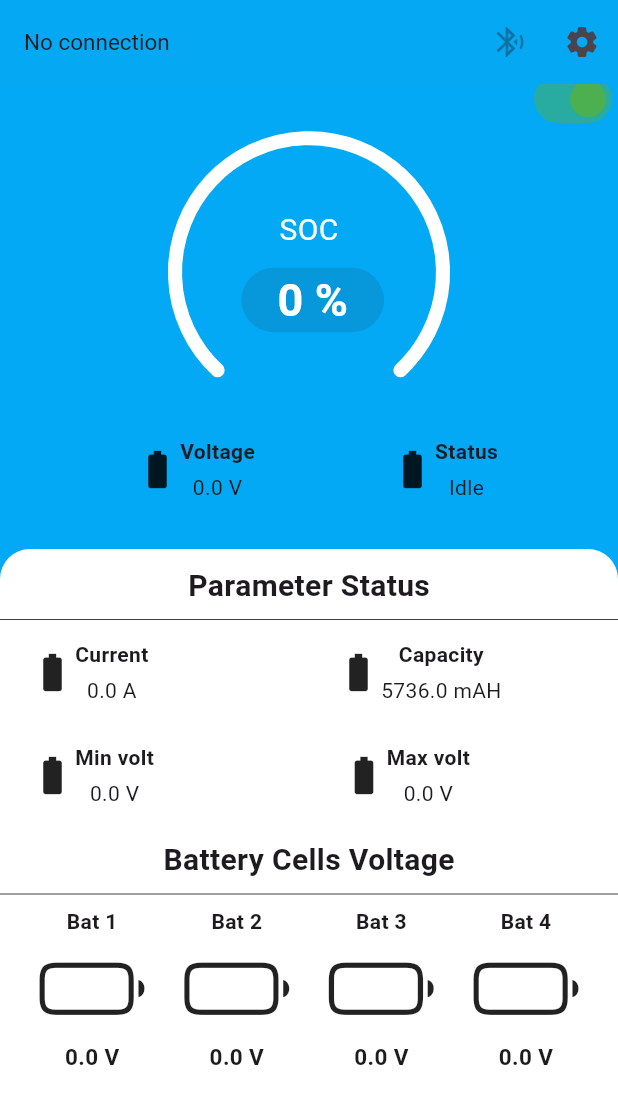
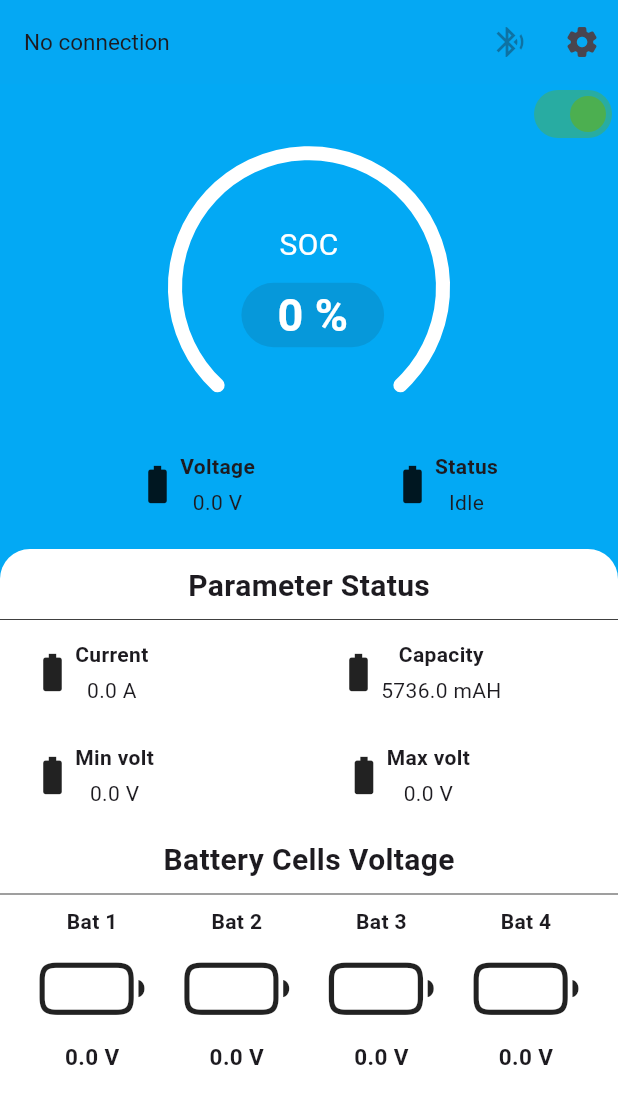
Before and after one commit to medioka/battery-monitoring-app, a Flutter app: the screen it shows after launch, on a phone screen of 412 x 824 dp. Shown: the top 1104 px of the screen. Run offline on Flutter 3.47's test engine with Material 3 defaults, Android fonts, the phone set to English and light mode, and no system bars; drawn by our look-alikes of syncfusion_flutter_gauges; our stand-ins replace flutter_blue_plus, permission_handler.

Commit message:
Add images

```diff
--- a/battery-app/lib/widgets/bluetooth_switch.dart
+++ b/battery-app/lib/widgets/bluetooth_switch.dart
@@ -21,6 +21,7 @@ class _BluetoothSwitchState extends State<BluetoothSwitch> {
     bool status = context.watch<BluetoothConnection>().statusBluetooth;
     return Container(
       height: 20,
+      margin: const EdgeInsets.only(top: 10, left: 10),
       child: Align(
         alignment: Alignment.topRight,
         child: Switch(
```
Also changed, not shown: images/Screenshot_20240709_042141.png (added), images/Screenshot_20240709_042204.png (added).
